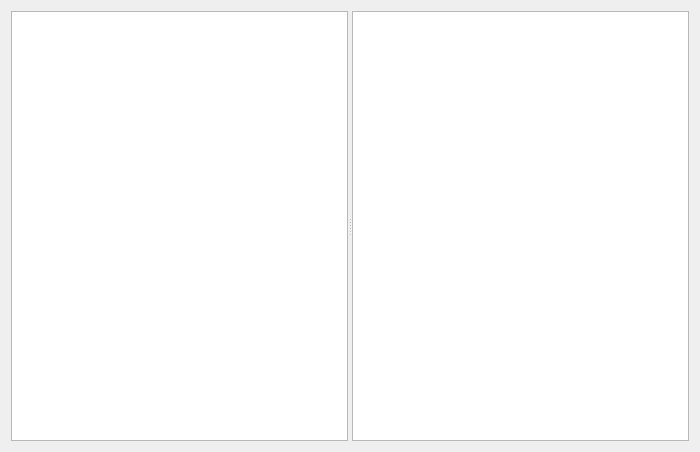
Old version of the form src/reference/symbolreferencewidget.ui in the repository GAMS-dev/studio.
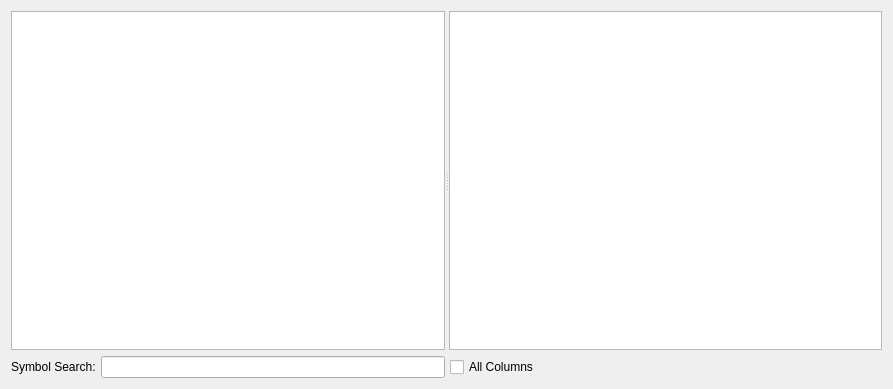
New version of the form.

Commit message: added search symbol in referencefileview

What changed in the file:
```diff
--- a/src/reference/symbolreferencewidget.ui
+++ b/src/reference/symbolreferencewidget.ui
@@ -6,8 +6,8 @@
    <rect>
     <x>0</x>
     <y>0</y>
-    <width>700</width>
-    <height>452</height>
+    <width>893</width>
+    <height>389</height>
    </rect>
   </property>
   <property name="sizePolicy">
@@ -19,11 +19,11 @@
   <property name="windowTitle">
    <string>Form</string>
   </property>
-  <layout class="QHBoxLayout" name="horizontalLayout">
+  <layout class="QVBoxLayout" name="verticalLayout">
    <item>
     <widget class="QSplitter" name="symbolReferenceSplitter">
      <property name="sizePolicy">
-      <sizepolicy hsizetype="Expanding" vsizetype="Preferred">
+      <sizepolicy hsizetype="Expanding" vsizetype="MinimumExpanding">
        <horstretch>0</horstretch>
        <verstretch>0</verstretch>
       </sizepolicy>
@@ -35,6 +35,76 @@
      <widget class="QTreeView" name="referenceView"/>
     </widget>
    </item>
+   <item>
+    <widget class="QWidget" name="symbolSearchwidget" native="true">
+     <property name="sizePolicy">
+      <sizepolicy hsizetype="Expanding" vsizetype="Preferred">
+       <horstretch>0</horstretch>
+       <verstretch>0</verstretch>
+      </sizepolicy>
+     </property>
+     <layout class="QHBoxLayout" name="horizontalLayout">
+      <property name="spacing">
+       <number>5</number>
+      </property>
+      <property name="leftMargin">
+       <number>0</number>
+      </property>
+      <property name="topMargin">
+       <number>0</number>
+      </property>
+      <property name="rightMargin">
+       <number>0</number>
+      </property>
+      <property name="bottomMargin">
+       <number>0</number>
+      </property>
+      <item>
+       <widget class="QLabel" name="symbolSearchLabel">
+        <property name="text">
+         <string>Symbol Search:</string>
+        </property>
+       </widget>
+      </item>
+      <item>
+       <widget class="QLineEdit" name="symbolSearchLineEdit">
+        <property name="sizePolicy">
+         <sizepolicy hsizetype="MinimumExpanding" vsizetype="Fixed">
+          <horstretch>0</horstretch>
+          <verstretch>0</verstretch>
+         </sizepolicy>
+        </property>
+        <property name="toolTip">
+         <string>&lt;html&gt;&lt;head/&gt;&lt;body&gt;&lt;p&gt;Search the symbol table using a &lt;span style=&quot; font-weight:600;&quot;&gt;wildcard &lt;/span&gt;syntax. The &lt;span style=&quot; font-weight:600;&quot;&gt;All Columns&lt;/span&gt; checkbox can be used to toggle between searching in the &lt;span style=&quot; font-weight:600;&quot;&gt;Name&lt;/span&gt; column only or in all columns.&lt;/p&gt;&lt;/body&gt;&lt;/html&gt;</string>
+        </property>
+       </widget>
+      </item>
+      <item>
+       <widget class="QCheckBox" name="allColumnToggleSearch">
+        <property name="toolTip">
+         <string>&lt;html&gt;&lt;head/&gt;&lt;body&gt;&lt;p&gt;Toggle between searching in the &lt;span style=&quot; font-weight:600;&quot;&gt;Name &lt;/span&gt;column only or in all columns.&lt;/p&gt;&lt;/body&gt;&lt;/html&gt;</string>
+        </property>
+        <property name="text">
+         <string>All Columns</string>
+        </property>
+       </widget>
+      </item>
+      <item>
+       <spacer name="symbolSearchHSpacer">
+        <property name="orientation">
+         <enum>Qt::Horizontal</enum>
+        </property>
+        <property name="sizeHint" stdset="0">
+         <size>
+          <width>41</width>
+          <height>20</height>
+         </size>
+        </property>
+       </spacer>
+      </item>
+     </layout>
+    </widget>
+   </item>
   </layout>
  </widget>
  <resources/>
```
The commit also changes 3 other files.
